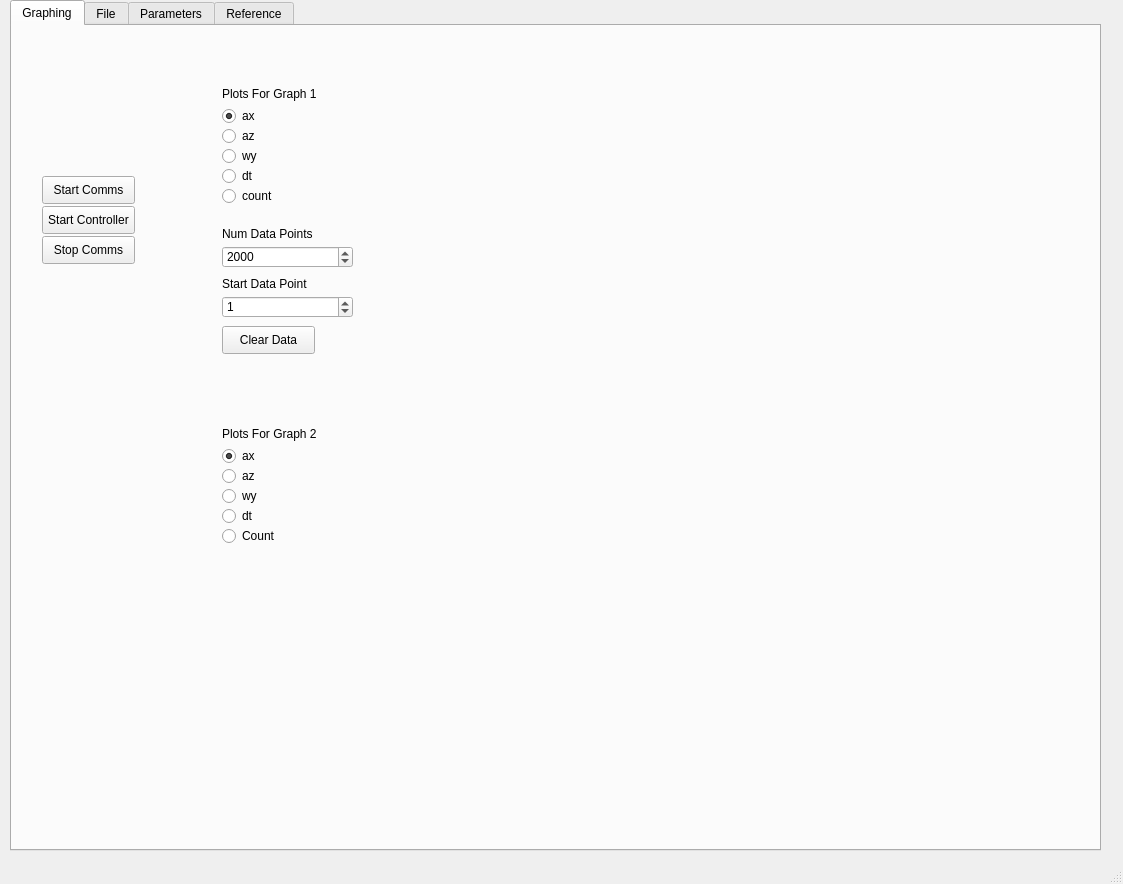
First picture: the form in src/python/gui/qt/graph_test.ui, repository mgiglia92/reaction-wheel, before the edit.
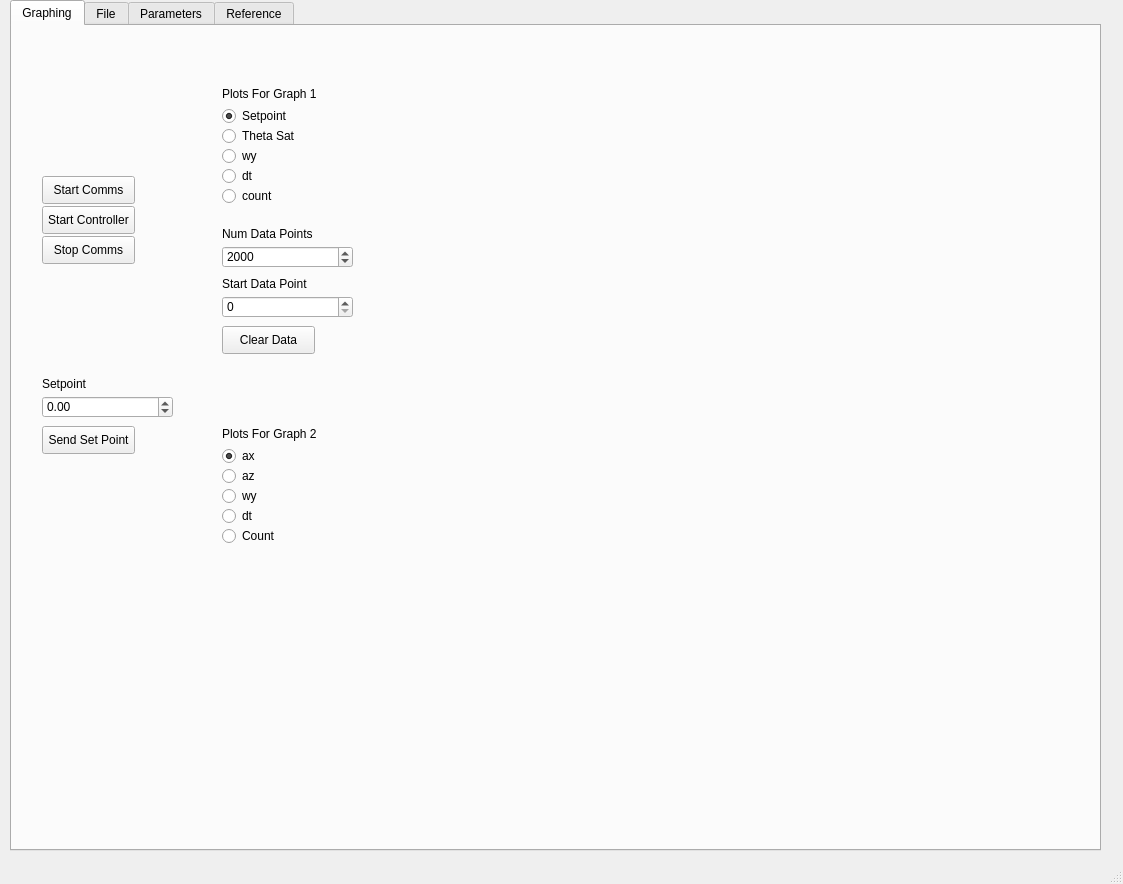
Second picture: the form after the edit. The open tabs and pages were chosen to show the change. Icons and pictures are not drawn. Custom widgets are drawn as their Qt base class.

```diff
--- a/src/python/gui/qt/graph_test.ui
+++ b/src/python/gui/qt/graph_test.ui
@@ -66,7 +66,7 @@
        </rect>
       </property>
       <property name="text">
-       <string>ax</string>
+       <string>Setpoint</string>
       </property>
       <property name="checked">
        <bool>true</bool>
@@ -85,7 +85,7 @@
        </rect>
       </property>
       <property name="text">
-       <string>az</string>
+       <string>Theta Sat</string>
       </property>
       <attribute name="buttonGroup">
        <string notr="true">plotSelector1ButtonGroup</string>
@@ -329,7 +329,7 @@
        <number>10000</number>
       </property>
       <property name="value">
-       <number>1</number>
+       <number>0</number>
       </property>
      </widget>
      <widget class="QPushButton" name="clearDataButton">
@@ -358,6 +358,51 @@
        <string>Start Controller</string>
       </property>
      </widget>
+     <widget class="QDoubleSpinBox" name="setPointDoubleSpinBox">
+      <property name="geometry">
+       <rect>
+        <x>30</x>
+        <y>370</y>
+        <width>131</width>
+        <height>22</height>
+       </rect>
+      </property>
+      <property name="minimum">
+       <double>-20.000000000000000</double>
+      </property>
+      <property name="maximum">
+       <double>20.000000000000000</double>
+      </property>
+      <property name="singleStep">
+       <double>0.100000000000000</double>
+      </property>
+     </widget>
+     <widget class="QLabel" name="label_11">
+      <property name="geometry">
+       <rect>
+        <x>30</x>
+        <y>350</y>
+        <width>111</width>
+        <height>16</height>
+       </rect>
+      </property>
+      <property name="text">
+       <string>Setpoint</string>
+      </property>
+     </widget>
+     <widget class="QPushButton" name="sendSetPointButton">
+      <property name="geometry">
+       <rect>
+        <x>30</x>
+        <y>400</y>
+        <width>93</width>
+        <height>28</height>
+       </rect>
+      </property>
+      <property name="text">
+       <string>Send Set Point</string>
+      </property>
+     </widget>
     </widget>
     <widget class="QWidget" name="fileTab">
      <attribute name="title">
```
Left out of the diff: 2 changed lines with no effect on the pictures.
